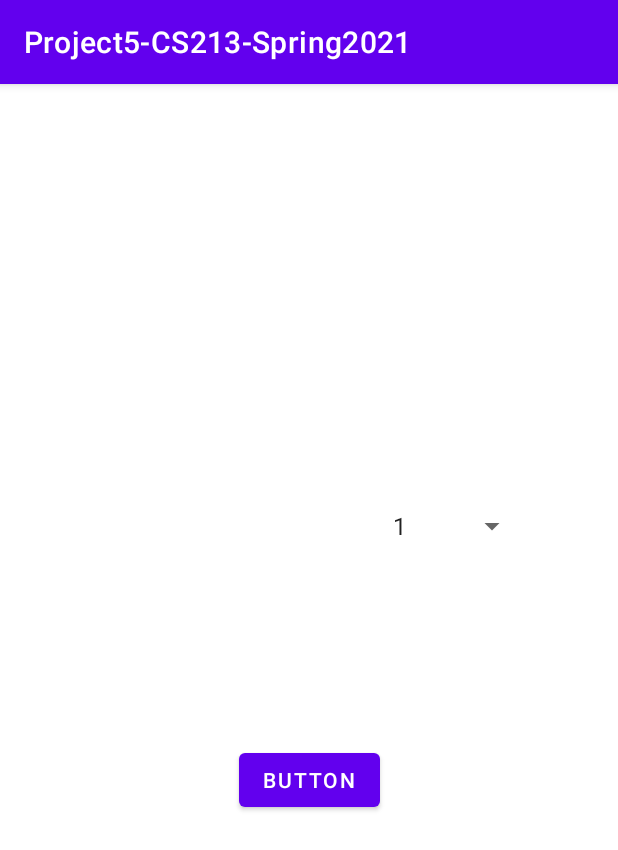
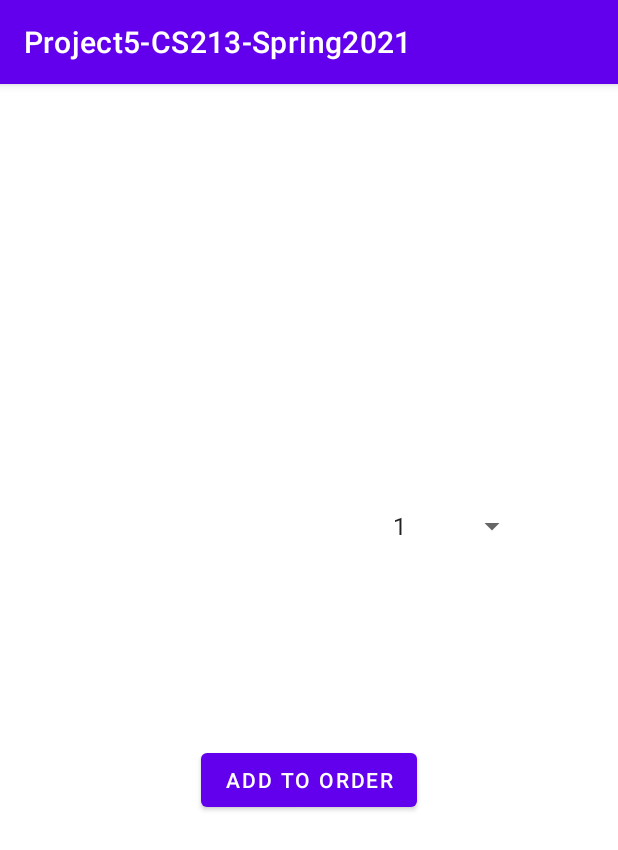
Before and after one commit to sukhjitsingh98/project5-CS213-Spring21, an Android app: the AddDonutActivity screen opened directly, with no data from a screen before it, on a phone screen of 412 x 824 dp. Shown: the top 850 px of the screen. Run offline under Robolectric (Android 15) with nearby library versions, the phone set to English and light mode, and no system bars.

Commit message:
Choose donut and display Toast message based on flavor and count

```diff
--- a/app/src/main/java/com/example/project5_cs213_spring2021/AddDonutActivity.java
+++ b/app/src/main/java/com/example/project5_cs213_spring2021/AddDonutActivity.java
@@ -3,18 +3,27 @@ package com.example.project5_cs213_spring2021;
 import android.content.Intent;
 import android.os.Bundle;
 import android.view.View;
+import android.widget.EditText;
 import android.widget.Spinner;
+import android.widget.TextView;
 
 import androidx.appcompat.app.AppCompatActivity;
 
 public class AddDonutActivity extends AppCompatActivity {
 
     Spinner countSpinner;
+    TextView flavorName;
+
 
     @Override
     protected void onCreate(Bundle savedInstanceState) {
         super.onCreate(savedInstanceState);
         setContentView(R.layout.activity_add_donut);
+
+        flavorName = (TextView) findViewById(R.id.flavorName);
+        String flavor = getIntent().getStringExtra(String.valueOf(R.string.flavor));
+        flavorName.setText(flavor);
+
     }
 
 
--- a/app/src/main/res/layout/activity_add_donut.xml
+++ b/app/src/main/res/layout/activity_add_donut.xml
@@ -24,9 +24,20 @@
         android:layout_height="wrap_content"
         android:layout_marginTop="440dp"
         android:onClick="handleAddDonut"
-        android:text="Button"
+        android:text="@string/add_donut_button"
         app:layout_constraintEnd_toEndOf="parent"
         app:layout_constraintStart_toStartOf="parent"
         app:layout_constraintTop_toTopOf="parent" />
 
+    <TextView
+        android:id="@+id/flavorName"
+        android:layout_width="126dp"
+        android:layout_height="104dp"
+        app:layout_constraintBottom_toBottomOf="parent"
+        app:layout_constraintEnd_toEndOf="parent"
+        app:layout_constraintHorizontal_bias="0.203"
+        app:layout_constraintStart_toStartOf="parent"
+        app:layout_constraintTop_toTopOf="parent"
+        app:layout_constraintVertical_bias="0.39" />
+
 </androidx.constraintlayout.widget.ConstraintLayout>
--- a/app/src/main/res/values/strings.xml
+++ b/app/src/main/res/values/strings.xml
@@ -25,6 +25,8 @@
         <item>Vanilla</item>
         <item>Chocolate</item>
     </string-array>
+    <string name="add_donut_button">Add To Order</string>
+    <string name="flavor">flavor</string>
 
 
 </resources>
```
Also changed, not shown: app/src/main/java/com/example/project5_cs213_spring2021/OrderingDonutsActivity.java (+39 -8 lines), app/src/main/res/layout/activity_ordering_donuts.xml (+10 -22 lines).
